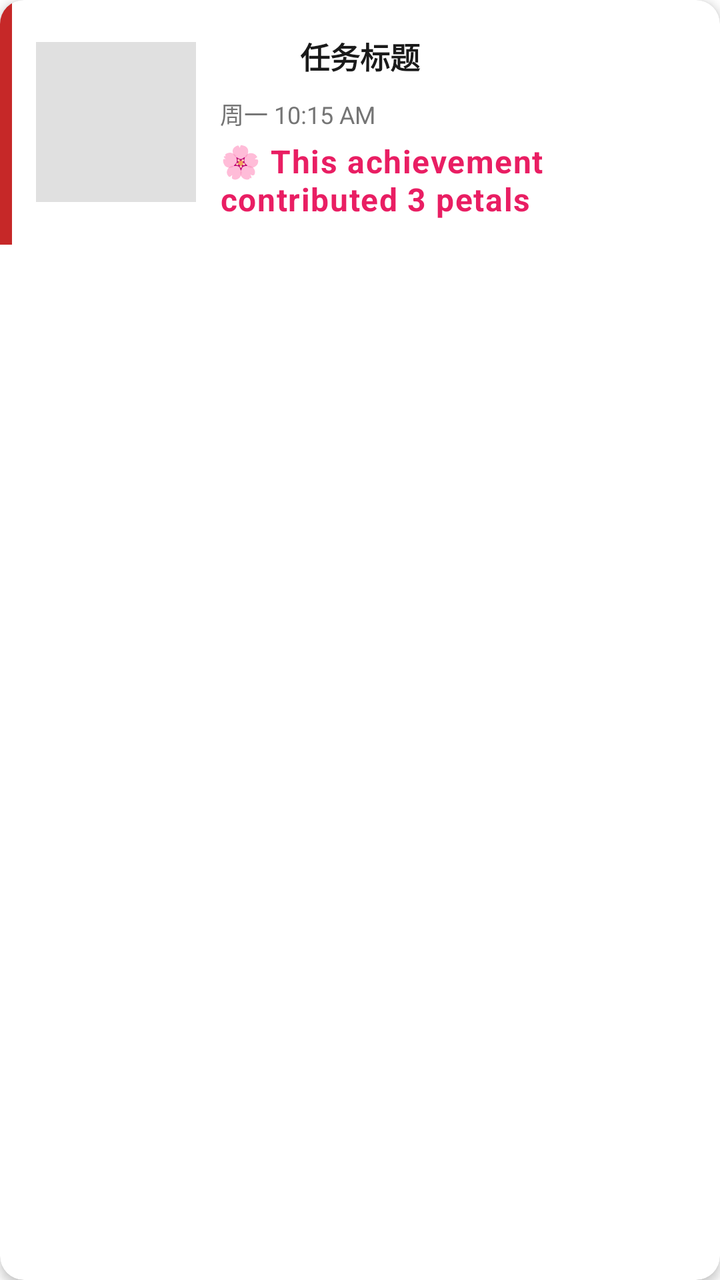
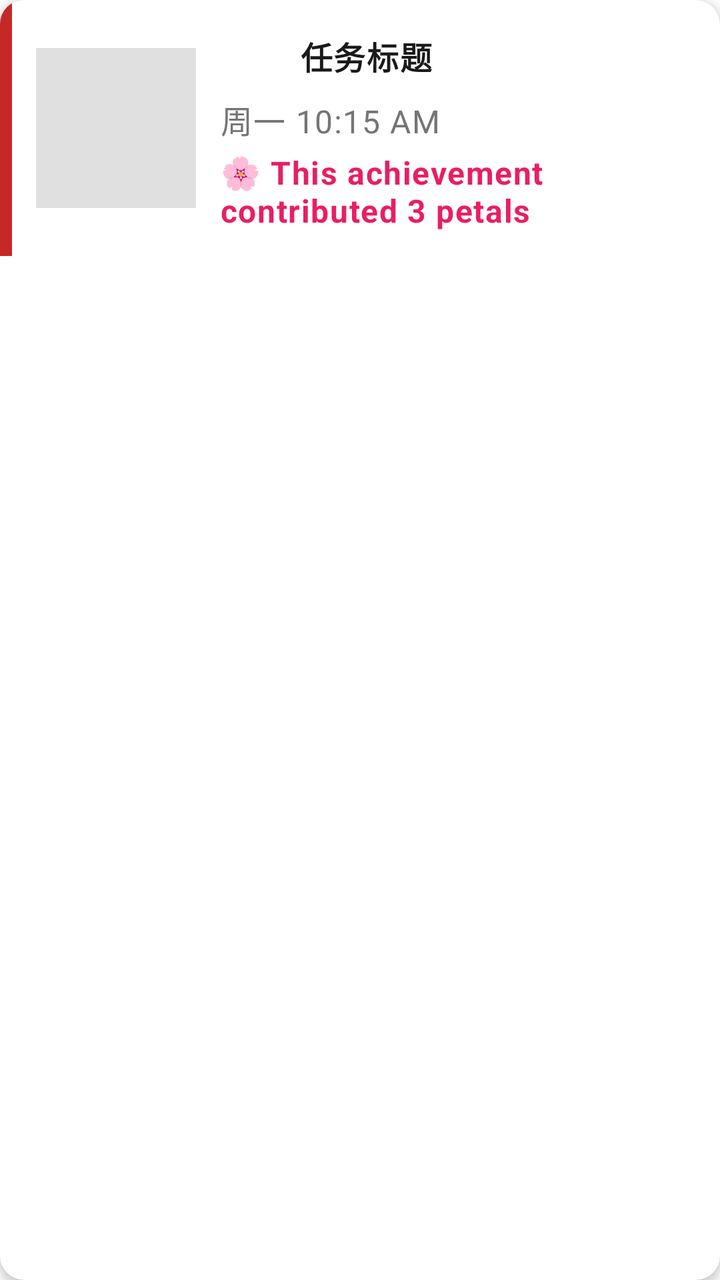

Compare the two renders of this Android layout. The source of the first and the diff that turns it into the second are given below.
<!-- AndroidManifest.xml: application theme Theme.JustNow -->
<!-- res/layout/item_time_capsule_card.xml -->
<?xml version="1.0" encoding="utf-8"?>
<androidx.cardview.widget.CardView xmlns:android="http://schemas.android.com/apk/res/android"
    xmlns:app="http://schemas.android.com/apk/res-auto"
    android:layout_width="match_parent"
    android:layout_height="wrap_content"
    android:layout_margin="8dp"
    app:cardCornerRadius="12dp"
    app:cardElevation="3dp">

    
    <LinearLayout
        android:layout_width="match_parent"
        android:layout_height="wrap_content"
        android:orientation="horizontal"
        android:baselineAligned="false">

        
        <View
            android:id="@+id/v_quadrant_bar"
            android:layout_width="6dp"
            android:layout_height="match_parent"
            android:background="@color/quadrant_urgent_important" /> 

        
        <RelativeLayout
            android:layout_width="match_parent"
            android:layout_height="wrap_content"
            android:padding="12dp">

            
            <ImageView
                android:id="@+id/iv_photo_thumbnail"
                android:layout_width="80dp"
                android:layout_height="80dp"
                android:scaleType="centerCrop"
                android:background="@color/divider"
                android:layout_alignParentStart="true"
                android:layout_centerVertical="true"
                android:layout_marginEnd="12dp" />

            
            <LinearLayout
                android:layout_width="match_parent"
                android:layout_height="wrap_content"
                android:orientation="vertical"
                android:layout_toEndOf="@id/iv_photo_thumbnail"
                android:layout_alignParentEnd="true"
                android:layout_centerVertical="true">

                
                <LinearLayout
                    android:layout_width="match_parent"
                    android:layout_height="wrap_content"
                    android:orientation="horizontal"
                    android:gravity="center_vertical"
                    android:layout_marginBottom="4dp">

                    
                    <ImageView
                        android:id="@+id/iv_task_icon"
                        android:layout_width="32dp"
                        android:layout_height="32dp"
                        android:layout_marginEnd="8dp"
                        android:background="@android:color/transparent"
                        android:scaleType="fitCenter" />

                    <TextView
                        android:id="@+id/tv_task_title"
                        android:layout_width="match_parent"
                        android:layout_height="wrap_content"
                        android:text="任务标题"
                        android:textSize="15sp"
                        android:textStyle="bold"
                        android:textColor="@color/text_primary"
                        android:maxLines="1"
                        android:ellipsize="end" />

                </LinearLayout>

                
                <TextView
                    android:id="@+id/tv_photo_time"
                    android:layout_width="match_parent"
                    android:layout_height="wrap_content"
                    android:text="周一 10:15 AM"
                    android:textSize="12sp"
                    android:textColor="@color/text_secondary"
                    android:layout_marginBottom="4dp" />

                
                <TextView
                    android:id="@+id/tv_flower_reward_hint"
                    android:layout_width="wrap_content"
                    android:layout_height="wrap_content"
                    android:text="@string/s_flower_reward_hint"
                    android:textAppearance="@style/TextAppearance.JustNow.Caption"
                    android:textColor="#E91E63"
                    android:textStyle="bold" />

            </LinearLayout>

        </RelativeLayout>

    </LinearLayout>

</androidx.cardview.widget.CardView>
<!-- resources referenced by this layout -->
<resources>
  <color name="divider">#E0E0E0</color>
  <color name="quadrant_urgent_important">#C62828</color>
  <color name="text_primary">#1A1A1A</color>
  <color name="text_secondary">#757575</color>
  <string name="s_flower_reward_hint">🌸 This achievement contributed 3 petals</string>
  <style name="TextAppearance.JustNow.Caption" parent="TextAppearance.MaterialComponents.Caption">
          <item name="android:textSize">@dimen/text_size_caption</item>
      </style>
  <style name="Theme.JustNow" parent="Theme.MaterialComponents.DayNight.NoActionBar">
          
          <item name="colorPrimary">@color/theme_blue</item>
          <item name="colorPrimaryVariant">#1557B0</item>
          <item name="colorOnPrimary">@color/white</item>
          
          <item name="colorSecondary">@color/teal_200</item>
          <item name="colorSecondaryVariant">@color/teal_700</item>
          <item name="colorOnSecondary">@color/black</item>
          
          
          <item name="popupTheme">@style/ThemeOverlay.MaterialComponents.Light</item>
          <item name="alertDialogTheme">@style/ThemeOverlay.JustNow.AlertDialog</item>
      </style>
  <dimen name="text_size_caption">16sp</dimen>
  <color name="theme_blue">#1A73E8</color>
  <color name="white">#FFFFFFFF</color>
  <color name="teal_200">#FF03DAC5</color>
  <color name="teal_700">#FF018786</color>
  <color name="black">#FF000000</color>
  <style name="TextAppearance.JustNow.Dialog.Title" parent="TextAppearance.JustNow.Title">
          <item name="android:textColor">@color/text_primary</item>
      </style>
  <style name="TextAppearance.JustNow.Dialog.Body" parent="TextAppearance.JustNow.Body">
          <item name="android:textColor">@color/text_primary</item>
      </style>
  <style name="Widget.JustNow.Dialog.Button" parent="Widget.MaterialComponents.Button.TextButton.Dialog">
          <item name="android:textAppearance">@style/TextAppearance.JustNow.Dialog.Button</item>
          <item name="android:textColor">?attr/colorPrimary</item>
          <item name="textAllCaps">false</item>
      </style>
  <style name="Widget.JustNow.Dialog.Button.Secondary" parent="Widget.MaterialComponents.Button.TextButton.Dialog">
          <item name="android:textAppearance">@style/TextAppearance.JustNow.Dialog.Button.Secondary</item>
          <item name="android:textColor">?attr/colorPrimary</item>
          <item name="textAllCaps">false</item>
      </style>
  <style name="TextAppearance.JustNow.Title" parent="TextAppearance.MaterialComponents.Headline6">
          <item name="android:textSize">@dimen/text_size_title</item>
      </style>
  <style name="TextAppearance.JustNow.Body" parent="TextAppearance.MaterialComponents.Subtitle1">
          <item name="android:textSize">@dimen/text_size_body</item>
      </style>
  <style name="TextAppearance.JustNow.Dialog.Button" parent="TextAppearance.JustNow.Body">
          <item name="android:textColor">?attr/colorPrimary</item>
      </style>
  <style name="TextAppearance.JustNow.Dialog.Button.Secondary" parent="TextAppearance.JustNow.Body">
          <item name="android:textColor">?attr/colorPrimary</item>
      </style>
  <dimen name="text_size_title">22sp</dimen>
  <dimen name="text_size_body">18sp</dimen>
  <!-- unchanged entries left out for length: 1 -->
</resources>

<!-- the commit's change to res/layout/item_time_capsule_card.xml (unified diff, before → after) -->
@@ -69,7 +69,7 @@
                         android:layout_width="match_parent"
                         android:layout_height="wrap_content"
                         android:text="任务标题"
-                        android:textSize="15sp"
+                        android:textAppearance="@style/TextAppearance.JustNow.Caption"
                         android:textStyle="bold"
                         android:textColor="@color/text_primary"
                         android:maxLines="1"
@@ -83,7 +83,7 @@
                     android:layout_width="match_parent"
                     android:layout_height="wrap_content"
                     android:text="周一 10:15 AM"
-                    android:textSize="12sp"
+                    android:textAppearance="@style/TextAppearance.JustNow.Caption"
                     android:textColor="@color/text_secondary"
                     android:layout_marginBottom="4dp" />
 
